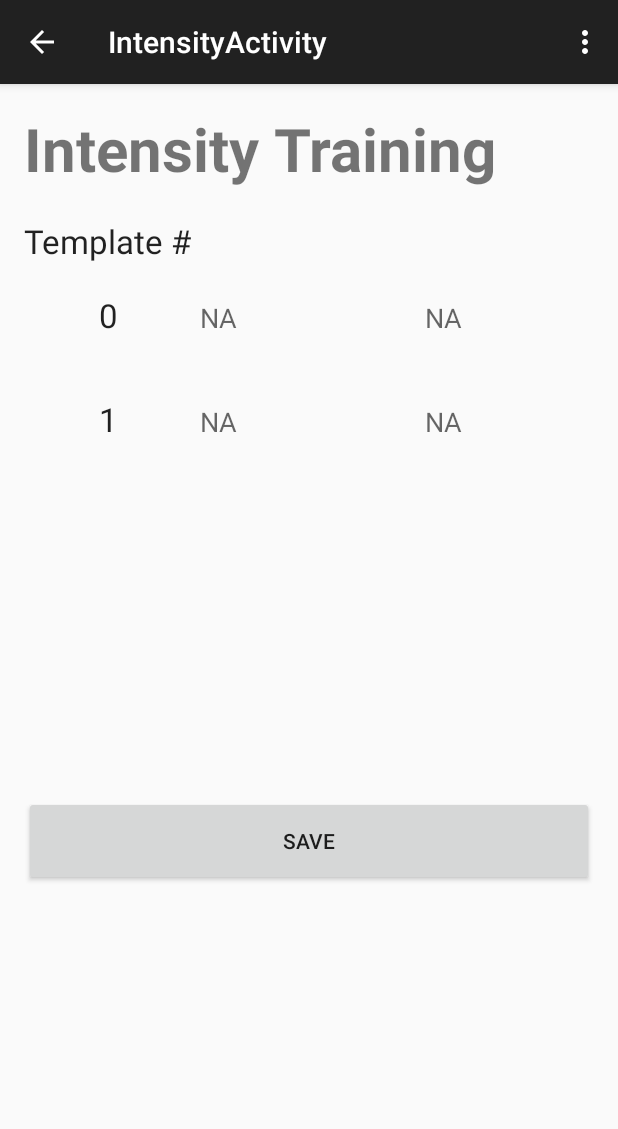
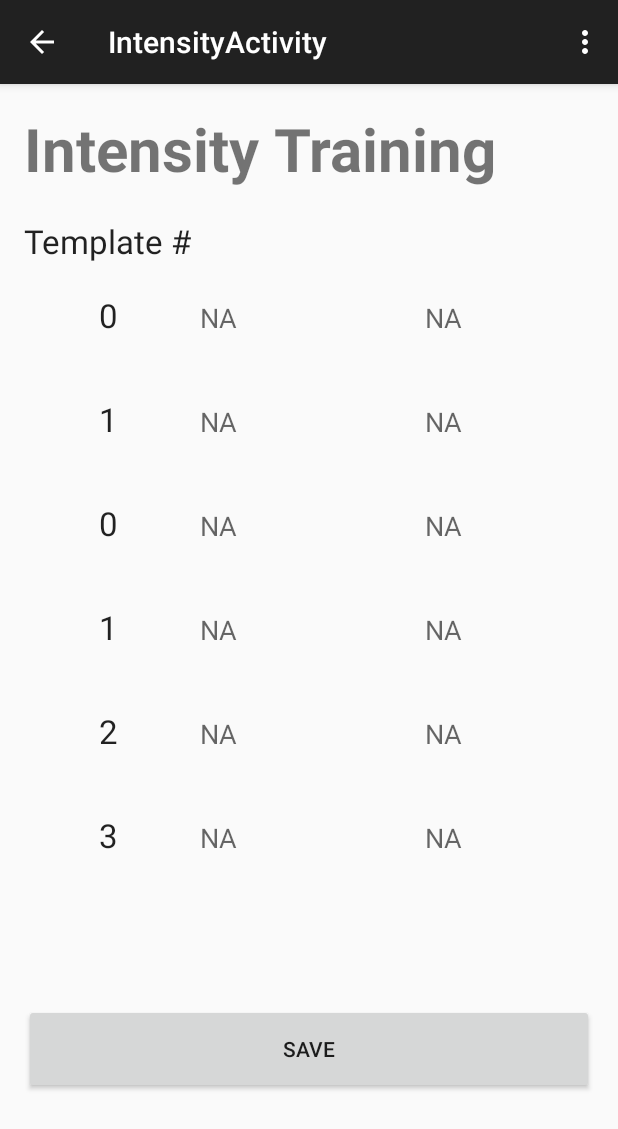
Before and after one commit to PedroSoldado/RecognizerEvaluation, an Android app: the IntensityActivity screen opened directly, with no data from a screen before it, on a phone screen of 412 x 824 dp. Shown: the top 1129 px of the screen. Run offline under Robolectric (Android 15) with nearby library versions, the phone set to English and light mode, and no system bars; libraries missing offline, so code that uses them is left out: org.puredata.core; 1 statement that could not run was skipped.

Commit message:
5/5 Intensity Activity 90%

```diff
--- a/app/src/main/java/com/app/pedro/recognizerevaluation/IntensityActivity.java
+++ b/app/src/main/java/com/app/pedro/recognizerevaluation/IntensityActivity.java
@@ -4,6 +4,7 @@ import android.content.Context;
 import android.support.v7.app.ActionBarActivity;
 import android.os.Bundle;
 import android.util.Log;
+import android.view.LayoutInflater;
 import android.view.Menu;
 import android.view.MenuItem;
 import android.view.MotionEvent;
@@ -45,7 +46,14 @@ public class IntensityActivity extends ActionBarActivity {
         training = false;
         gestureList = new ArrayList<>();
 
+        //buildTrainer(recognizer.templatesNumber);
+/*        LayoutInflater li = LayoutInflater.from(this);
+        TableRow tr = (TableRow) li.inflate(R.layout.intensitytablerow, null );
 
+        TableLayout t = (TableLayout) findViewById(R.id.table);
+        t.addView(tr);*/
+
+        buildTrainer(4);
         View.OnClickListener clickListener = new View.OnClickListener() {
 
             @Override
@@ -72,6 +80,7 @@ public class IntensityActivity extends ActionBarActivity {
 
             }
         };
+
 
         Button saveFile = (Button) findViewById(R.id.saveFileButton);
         saveFile.setOnClickListener(new View.OnClickListener() {
@@ -115,7 +124,7 @@ public class IntensityActivity extends ActionBarActivity {
 
                 Gesture g = MainActivity.pd.detectHit();
 
-                Log.e("TRAINING", training + "");
+                //Log.e("TRAINING", training + "");
 
                 if (g != null && training) {
 
@@ -167,8 +176,7 @@ public class IntensityActivity extends ActionBarActivity {
 
         float sum = 0;
 
-
-        String weak, medium, strong;
+/*        String weak, medium, strong;
         weak = "t" + tag + "_" + "weak";
         medium = "t" + tag + "_" + "medium";
         strong = "t" + tag + "_" + "strong";
@@ -179,8 +187,11 @@ public class IntensityActivity extends ActionBarActivity {
 
         final TextView weakT = (TextView) findViewById(idWeak);
         final TextView mediumT = (TextView) findViewById(idMedium);
-        final TextView strongT = (TextView) findViewById(idStrong);
+        final TextView strongT = (TextView) findViewById(idStrong);*/
 
+        final TextView weakT = (TextView) findViewById(tag*100 + 0);
+        final TextView mediumT = (TextView) findViewById(tag*100 + 1);
+        final TextView strongT = (TextView) findViewById(tag*100 + 2);
 
         for (int i = 0; i < 15; i += 5) {
 
@@ -189,7 +200,7 @@ public class IntensityActivity extends ActionBarActivity {
             }
 
             final float average = sum / 5;
-            //gestureList.clear();
+            sum = 0;
 
             switch (i) {
 
@@ -197,44 +208,30 @@ public class IntensityActivity extends ActionBarActivity {
                     runOnUiThread(new Runnable() {
                         public void run() {
                             weakT.setText(average + "");
-
                         }
                     });
-                    //writeResults(average+" ");
                     break;
                 case 5:
                     runOnUiThread(new Runnable() {
                         public void run() {
                             mediumT.setText(average + "");
-
                         }
                     });
-                    //writeResults(average+" ");
                     break;
 
                 case 10:
                     runOnUiThread(new Runnable() {
                         public void run() {
                             strongT.setText(average + "");
-
                         }
                     });
-                    //writeResults(average+" ");
                     break;
-
             }
-
 
         }
 
         gestureList.clear();
         training = false;
-
-
-        //writeResults(average+" ");
-        //weakT.setText(average + "");
-
-
     }
 
 
@@ -266,27 +263,20 @@ public class IntensityActivity extends ActionBarActivity {
                 for(int x=1; x < 4; x++) {
 
                     View v = row.getChildAt(x);
-
-
                     if(v instanceof TextView){
                         TextView text = (TextView) v;
                         write += text.getText() + " ";
-
                     }
-
-
 
                 }
 
                 writeResults(write);
 
-
-
             }
-
         }
     }
 
+    //Import previous intensity training for all classes
     private void importIntensityResults(){
 
         File root = android.os.Environment.getExternalStorageDirectory();
@@ -302,7 +292,11 @@ public class IntensityActivity extends ActionBarActivity {
             String[] result;
             List<Float> resultFloats = new ArrayList<>();
 
+            int c = 0;
+
             while ((line = br.readLine()) != null) {
+
+
                 result = line.split(" ");
 
                 for(String s : result){
@@ -311,7 +305,8 @@ public class IntensityActivity extends ActionBarActivity {
 
                 }
 
-                //recognizer.loadIntensities(template, float[]);
+                //recognizer.loadIntensities(c, float[]);
+                c++;
             }
 
 
@@ -327,17 +322,12 @@ public class IntensityActivity extends ActionBarActivity {
             return;
         }
         File root = android.os.Environment.getExternalStorageDirectory();
-
-        // See http://stackoverflow.com/questions/3551821/android-write-to-sd-card-folder
-
-        File dir = new File(root.getAbsolutePath() + "/results");
+        File dir = new File(root.getAbsolutePath() + "/trainingFiles");
         Log.e("GONNA WRITE", s);
         dir.mkdirs();
         File file = new File(dir, "intensityResults.txt");
 
         try {
-
-
             FileOutputStream f = new FileOutputStream(file, true);
             PrintWriter pw = new PrintWriter(f);
             pw.append(s + "\n");
@@ -351,4 +341,68 @@ public class IntensityActivity extends ActionBarActivity {
             e.printStackTrace();
         }
     }
+
+    private void buildTrainer(int numberOfClasses){
+
+        LayoutInflater li = LayoutInflater.from(this);
+        TableLayout t = (TableLayout) findViewById(R.id.table);
+
+        TextView weakT, mediumT, strongT;
+
+
+        for(int i=0; i < numberOfClasses; i++){
+
+            TableRow tr = (TableRow) li.inflate(R.layout.intensitytablerow, null);
+
+            TextView classNumber = (TextView) tr.getChildAt(0);
+            classNumber.setText(""+ i);
+
+            weakT = (TextView) tr.getChildAt(1);
+            mediumT = (TextView) tr.getChildAt(2);
+            strongT = (TextView) tr.getChildAt(3);
+
+            weakT.setId(i*100 + 0);
+            mediumT.setId(i*100 + 1);
+            strongT.setId(i*100 + 2);
+
+            Button trainButton = (Button) tr.getChildAt(4);
+            trainButton.setTag(i);
+            trainButton.setOnClickListener(getClickListener());
+
+
+            t.addView(tr);
+        }
+    }
+
+    private View.OnClickListener getClickListener(){
+
+        View.OnClickListener clickListener = new View.OnClickListener() {
+
+            @Override
+            public void onClick(final View v) {
+                //trainT0.setTag(0);
+                //recognizer.trainIntensity();
+                training = true;
+
+                thread = new Thread() {
+                    @Override
+                    public void run() {
+                        try {
+                            synchronized (this) {
+                                wait();
+                            }
+                        } catch (InterruptedException ex) {
+                        }
+                        Log.e("WAKE", "");
+                        trainIntensity((int) v.getTag());
+                    }
+                };
+
+                thread.start();
+
+            }
+        };
+
+        return clickListener;
+    }
 }
--- a/app/src/main/res/layout/activity_intensity.xml
+++ b/app/src/main/res/layout/activity_intensity.xml
@@ -52,53 +52,7 @@
                         android:id="@+id/tableHeader" />
                 </TableRow>
 
-                <TableRow
-                    android:layout_width="fill_parent"
-                    android:layout_height="fill_parent"
-                    android:id="@+id/t0row"
-                    android:orientation="vertical">
-
-                    <TextView
-                        android:layout_width="wrap_content"
-                        android:layout_height="wrap_content"
-                        android:textAppearance="?android:attr/textAppearanceLarge"
-                        android:text="0"
-                        android:id="@+id/template0"
-                        android:padding="20dp"
-                        android:gravity="center_horizontal" />
-
-                    <TextView
-                        android:layout_width="150dp"
-                        android:layout_height="wrap_content"
-                        android:textAppearance="?android:attr/textAppearanceMedium"
-                        android:text="NA"
-                        android:id="@+id/t0_weak"
-                        android:padding="5dp" />
-
-                    <TextView
-                        android:layout_width="150dp"
-                        android:layout_height="wrap_content"
-                        android:textAppearance="?android:attr/textAppearanceMedium"
-                        android:text="NA"
-                        android:id="@+id/t0_medium"
-                        android:padding="5dp" />
-
-                    <TextView
-                        android:layout_width="150dp"
-                        android:layout_height="wrap_content"
-                        android:textAppearance="?android:attr/textAppearanceMedium"
-                        android:text="NA"
-                        android:id="@+id/t0_strong"
-                        android:padding="5dp" />
-
-                    <Button
-                        android:layout_width="wrap_content"
-                        android:layout_height="wrap_content"
-                        android:text="Train"
-                        android:id="@+id/buttonT0"
-                        android:layout_marginLeft="10dp"
-                        android:layout_gravity="center" />
-                </TableRow>
+                <include layout="@layout/intensitytablerow" />
 
                 <TableRow
                     android:layout_width="fill_parent"
--- /dev/null
+++ b/app/src/main/res/layout/intensitytablerow.xml
@@ -0,0 +1,50 @@
+<?xml version="1.0" encoding="utf-8"?>
+<TableRow xmlns:android="http://schemas.android.com/apk/res/android"
+    xmlns:tools="http://schemas.android.com/tools"
+    android:layout_width="fill_parent"
+    android:layout_height="fill_parent"
+    android:id="@+id/t0row"
+    android:orientation="vertical"
+    tools:showIn="@layout/activity_intensity">
+
+    <TextView
+        android:layout_width="wrap_content"
+        android:layout_height="wrap_content"
+        android:textAppearance="?android:attr/textAppearanceLarge"
+        android:text="0"
+        android:id="@+id/template0"
+        android:padding="20dp"
+        android:gravity="center_horizontal" />
+
+    <TextView
+        android:layout_width="150dp"
+        android:layout_height="wrap_content"
+        android:textAppearance="?android:attr/textAppearanceMedium"
+        android:text="NA"
+        android:id="@+id/t0_weak"
+        android:padding="5dp" />
+
+    <TextView
+        android:layout_width="150dp"
+        android:layout_height="wrap_content"
+        android:textAppearance="?android:attr/textAppearanceMedium"
+        android:text="NA"
+        android:id="@+id/t0_medium"
+        android:padding="5dp" />
+
+    <TextView
+        android:layout_width="150dp"
+        android:layout_height="wrap_content"
+        android:textAppearance="?android:attr/textAppearanceMedium"
+        android:text="NA"
+        android:id="@+id/t0_strong"
+        android:padding="5dp" />
+
+    <Button
+        android:layout_width="wrap_content"
+        android:layout_height="wrap_content"
+        android:text="Train"
+        android:id="@+id/buttonT0"
+        android:layout_marginLeft="10dp"
+        android:layout_gravity="center" />
+</TableRow>
--- a/puredataplugin/src/main/java/com/app/pedro/puredataplugin/PureDataRecognizer.java
+++ b/puredataplugin/src/main/java/com/app/pedro/puredataplugin/PureDataRecognizer.java
@@ -16,8 +16,12 @@ public class PureDataRecognizer {
     private List<Hit> hits;
     //Need to have a list?? -> Only a single object
     private List<Touch> touches;
+
+    //Map the gesture template number to a name
+    private HashMap<Integer, String> gestureMap;
     //Map the template to a list of 3 floats - 3 levels of intensity (weak, medium, strong)
     private HashMap<Integer, List<Float>> intensityMap;
+
     private boolean learning;
 
     private int templatesLearned;
```
Also changed, not shown: app/src/main/java/com/app/pedro/recognizerevaluation/MainActivity.java (+43 -15 lines), puredataplugin/src/main/java/com/app/pedro/puredataplugin/RecognizerActivity.java (added, +20 -0 lines), 3 other files.
